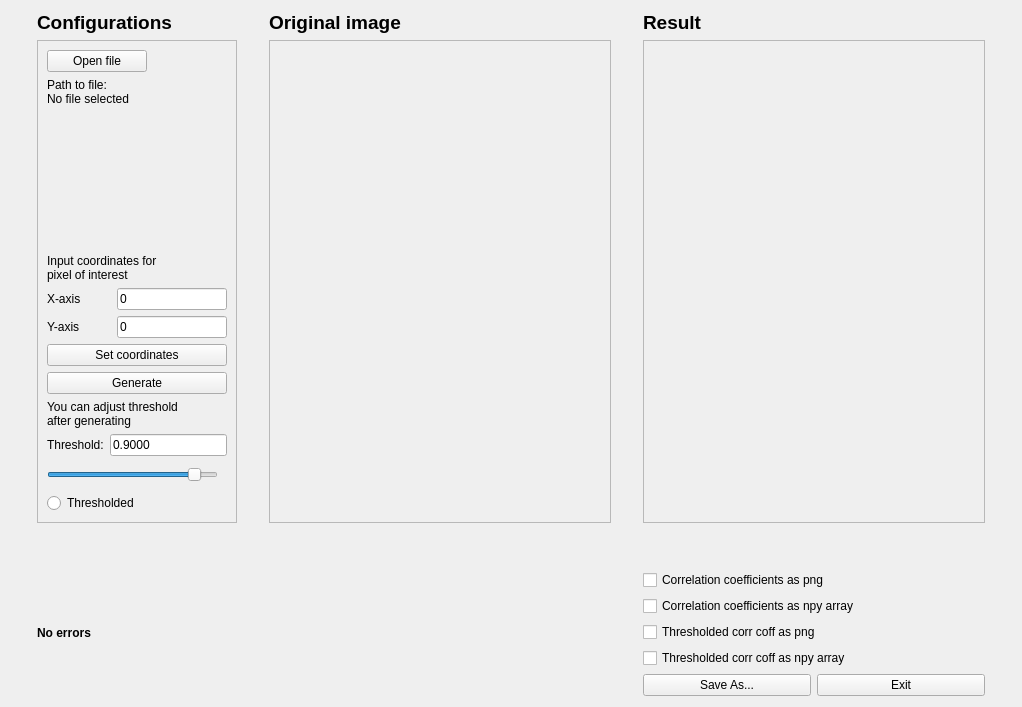
Before: the Qt Designer form dialogues/target_detection_dialog_base.ui in NTNU-SmallSat-Lab/HYPSO-QGIS-plugin, drawn with Qt 5.
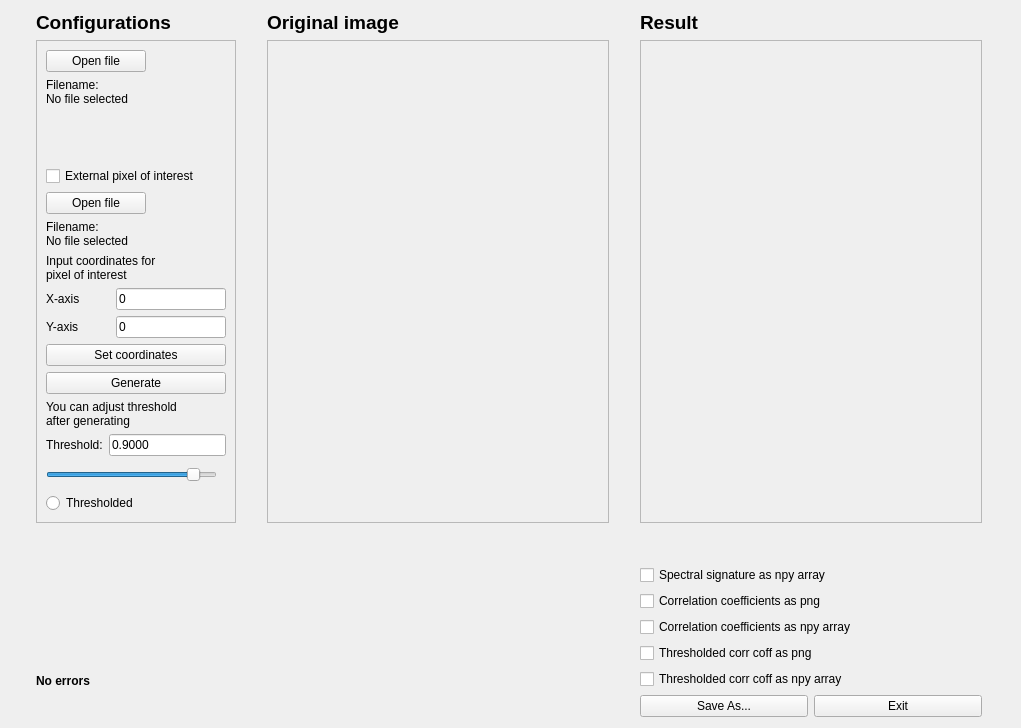
After: the same form once the commit is applied.

Commit message: Change save flow Add external poi

What changed in the file:
```diff
--- a/dialogues/target_detection_dialog_base.ui
+++ b/dialogues/target_detection_dialog_base.ui
@@ -9,8 +9,8 @@
    <rect>
     <x>0</x>
     <y>0</y>
-    <width>1022</width>
-    <height>707</height>
+    <width>1021</width>
+    <height>728</height>
    </rect>
   </property>
   <property name="font">
@@ -21,7 +21,7 @@
   <property name="windowTitle">
    <string>Target Detection</string>
   </property>
-  <layout class="QGridLayout" name="gridLayout">
+  <layout class="QGridLayout" name="gridLayout_2">
    <item row="0" column="0">
     <layout class="QVBoxLayout" name="verticalLayout_4">
      <item>
@@ -60,46 +60,8 @@
          <property name="frameShadow">
           <enum>QFrame::Raised</enum>
          </property>
-         <layout class="QGridLayout" name="gridLayout_2">
-          <item row="11" column="0">
-           <widget class="QRadioButton" name="rb_thresholded">
-            <property name="text">
-             <string>Thresholded</string>
-            </property>
-           </widget>
-          </item>
-          <item row="7" column="0">
-           <widget class="QPushButton" name="pb_generate">
-            <property name="text">
-             <string>Generate</string>
-            </property>
-            <property name="autoDefault">
-             <bool>false</bool>
-            </property>
-           </widget>
-          </item>
-          <item row="3" column="0">
-           <widget class="QLabel" name="lbl_coordinate_input">
-            <property name="text">
-             <string>Input coordinates for
-pixel of interest</string>
-            </property>
-           </widget>
-          </item>
-          <item row="2" column="0">
-           <spacer name="verticalSpacer_2">
-            <property name="orientation">
-             <enum>Qt::Vertical</enum>
-            </property>
-            <property name="sizeHint" stdset="0">
-             <size>
-              <width>20</width>
-              <height>132</height>
-             </size>
-            </property>
-           </spacer>
-          </item>
-          <item row="10" column="0">
+         <layout class="QGridLayout" name="gridLayout">
+          <item row="13" column="0">
            <widget class="QSlider" name="sld_threshold">
             <property name="minimumSize">
              <size>
@@ -136,34 +98,7 @@
             </property>
            </widget>
           </item>
-          <item row="4" column="0">
-           <layout class="QHBoxLayout" name="horizontalLayout_2">
-            <item>
-             <widget class="QLabel" name="lbl_x">
-              <property name="text">
-               <string>X-axis</string>
-              </property>
-             </widget>
-            </item>
-            <item>
-             <widget class="QLineEdit" name="le_x">
-              <property name="maximumSize">
-               <size>
-                <width>110</width>
-                <height>16777215</height>
-               </size>
-              </property>
-              <property name="inputMask">
-               <string/>
-              </property>
-              <property name="text">
-               <string>0</string>
-              </property>
-             </widget>
-            </item>
-           </layout>
-          </item>
-          <item row="9" column="0">
+          <item row="12" column="0">
            <layout class="QHBoxLayout" name="horizontalLayout_4">
             <item>
              <widget class="QLabel" name="lbl_threshold">
@@ -190,17 +125,54 @@
             </item>
            </layout>
           </item>
-          <item row="6" column="0">
-           <widget class="QPushButton" name="pb_set_coord">
+          <item row="1" column="0">
+           <layout class="QVBoxLayout" name="verticalLayout_9">
+            <item>
+             <widget class="QLabel" name="lbl_path_to_img">
+              <property name="maximumSize">
+               <size>
+                <width>16777215</width>
+                <height>16777215</height>
+               </size>
+              </property>
+              <property name="text">
+               <string>Filename:
+No file selected</string>
+              </property>
+              <property name="scaledContents">
+               <bool>false</bool>
+              </property>
+              <property name="wordWrap">
+               <bool>true</bool>
+              </property>
+             </widget>
+            </item>
+            <item>
+             <spacer name="verticalSpacer_2">
+              <property name="orientation">
+               <enum>Qt::Vertical</enum>
+              </property>
+              <property name="sizeHint" stdset="0">
+               <size>
+                <width>17</width>
+                <height>13</height>
+               </size>
+              </property>
+             </spacer>
+            </item>
+           </layout>
+          </item>
+          <item row="14" column="0">
+           <widget class="QRadioButton" name="rb_thresholded">
             <property name="text">
-             <string>Set coordinates</string>
-            </property>
-            <property name="autoDefault">
-             <bool>false</bool>
+             <string>Thresholded</string>
             </property>
            </widget>
           </item>
-          <item row="5" column="0">
+          <item row="2" column="0">
+           <layout class="QVBoxLayout" name="verticalLayout_8"/>
+          </item>
+          <item row="8" column="0">
            <layout class="QHBoxLayout" name="horizontalLayout">
             <item>
              <widget class="QLabel" name="lbl_y">
@@ -224,32 +196,21 @@
             </item>
            </layout>
           </item>
-          <item row="0" column="0">
-           <widget class="QPushButton" name="pb_open_file">
-            <property name="maximumSize">
-             <size>
-              <width>100</width>
-              <height>16777215</height>
-             </size>
+          <item row="6" column="0">
+           <widget class="QLabel" name="lbl_coordinate_input">
+            <property name="enabled">
+             <bool>true</bool>
             </property>
             <property name="text">
-             <string>Open file</string>
-            </property>
-            <property name="autoDefault">
-             <bool>false</bool>
+             <string>Input coordinates for
+pixel of interest</string>
             </property>
            </widget>
           </item>
-          <item row="1" column="0">
-           <widget class="QLabel" name="lbl_path_to_file">
-            <property name="maximumSize">
-             <size>
-              <width>16777215</width>
-              <height>16777215</height>
-             </size>
-            </property>
+          <item row="5" column="0">
+           <widget class="QLabel" name="lbl_path_to_poi">
             <property name="text">
-             <string>Path to file:
+             <string>Filename:
 No file selected</string>
             </property>
             <property name="scaledContents">
@@ -260,7 +221,17 @@
             </property>
            </widget>
           </item>
-          <item row="8" column="0">
+          <item row="10" column="0">
+           <widget class="QPushButton" name="pb_generate">
+            <property name="text">
+             <string>Generate</string>
+            </property>
+            <property name="autoDefault">
+             <bool>false</bool>
+            </property>
+           </widget>
+          </item>
+          <item row="11" column="0">
            <widget class="QLabel" name="label">
             <property name="text">
              <string>You can adjust threshold
@@ -268,6 +239,82 @@
             </property>
            </widget>
           </item>
+          <item row="9" column="0">
+           <widget class="QPushButton" name="pb_set_coord">
+            <property name="text">
+             <string>Set coordinates</string>
+            </property>
+            <property name="autoDefault">
+             <bool>false</bool>
+            </property>
+           </widget>
+          </item>
+          <item row="7" column="0">
+           <layout class="QHBoxLayout" name="horizontalLayout_2">
+            <item>
+             <widget class="QLabel" name="lbl_x">
+              <property name="text">
+               <string>X-axis</string>
+              </property>
+             </widget>
+            </item>
+            <item>
+             <widget class="QLineEdit" name="le_x">
+              <property name="maximumSize">
+               <size>
+                <width>110</width>
+                <height>16777215</height>
+               </size>
+              </property>
+              <property name="inputMask">
+               <string/>
+              </property>
+              <property name="text">
+               <string>0</string>
+              </property>
+             </widget>
+            </item>
+           </layout>
+          </item>
+          <item row="0" column="0">
+           <widget class="QPushButton" name="pb_open_file">
+            <property name="maximumSize">
+             <size>
+              <width>100</width>
+              <height>16777215</height>
+             </size>
+            </property>
+            <property name="text">
+             <string>Open file</string>
+            </property>
+            <property name="autoDefault">
+             <bool>false</bool>
+            </property>
+           </widget>
+          </item>
+          <item row="4" column="0">
+           <widget class="QPushButton" name="pb_open_poi">
+            <property name="maximumSize">
+             <size>
+              <width>100</width>
+              <height>16777215</height>
+             </size>
+            </property>
+            <property name="text">
+             <string>Open file</string>
+            </property>
+            <property name="autoDefault">
+             <bool>false</bool>
+            </property>
+           </widget>
+          </item>
+          <item row="3" column="0">
+           <widget class="QCheckBox" name="cb_external_poi">
+            <property name="text">
+             <string>External pixel of interest</string>
+            </property>
+           </widget>
+          </item>
          </layout>
         </widget>
        </item>
@@ -288,7 +335,7 @@
      </item>
     </layout>
    </item>
-   <item row="0" column="1">
+   <item row="0" column="1" rowspan="2">
     <layout class="QVBoxLayout" name="verticalLayout_7">
      <item>
       <widget class="QLabel" name="lbl_original_image_2">
@@ -454,6 +501,12 @@
           <property name="scaledContents">
            <bool>true</bool>
           </property>
+          <property name="alignment">
+           <set>Qt::AlignBottom|Qt::AlignLeading|Qt::AlignLeft</set>
+          </property>
+          <property name="wordWrap">
+           <bool>true</bool>
+          </property>
          </widget>
         </widget>
        </item>
@@ -474,24 +527,15 @@
      </item>
     </layout>
    </item>
-   <item row="1" column="0">
-    <widget class="QLabel" name="lblError">
-     <property name="font">
-      <font>
-       <family>.AppleSystemUIFont</family>
-       <bold>true</bold>
-      </font>
-     </property>
-     <property name="text">
-      <string>No errors</string>
-     </property>
-     <property name="wordWrap">
-      <bool>true</bool>
-     </property>
-    </widget>
-   </item>
-   <item row="1" column="2">
+   <item row="1" column="2" rowspan="2">
     <layout class="QVBoxLayout" name="verticalLayout_6">
+     <item>
+      <widget class="QCheckBox" name="cb_spec_sig_as_npy">
+       <property name="text">
+        <string>Spectral signature as npy array</string>
+       </property>
+      </widget>
+     </item>
      <item>
       <widget class="QCheckBox" name="cb_corr_as_png">
        <property name="text">
@@ -546,6 +590,22 @@
      </item>
     </layout>
    </item>
+   <item row="2" column="0">
+    <widget class="QLabel" name="lblError">
+     <property name="font">
+      <font>
+       <family>.AppleSystemUIFont</family>
+       <bold>true</bold>
+      </font>
+     </property>
+     <property name="text">
+      <string>No errors</string>
+     </property>
+     <property name="wordWrap">
+      <bool>true</bool>
+     </property>
+    </widget>
+   </item>
   </layout>
  </widget>
  <tabstops>
```
Left out of the diff: 3 changed lines with no effect on the pictures. The commit also changes 5 other files.
